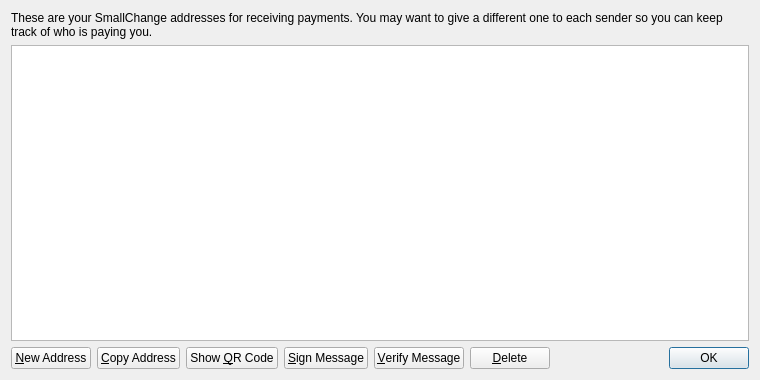
Old version of the form src/qt/forms/addressbookpage.ui in the repository gbepound/gbepound.
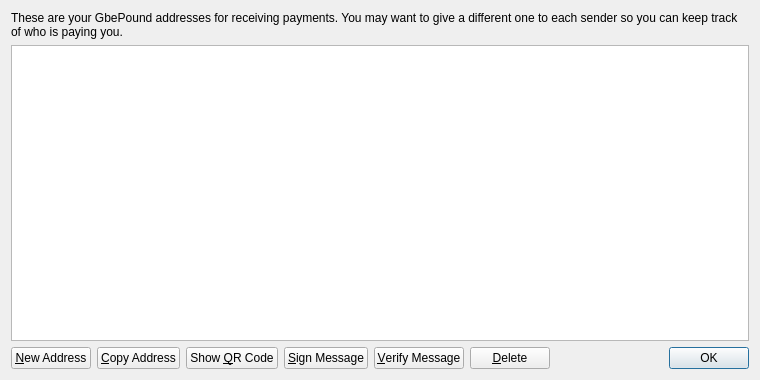
New version of the form. Icons and pictures are not drawn.

What changed in the file:
```diff
--- a/src/qt/forms/addressbookpage.ui
+++ b/src/qt/forms/addressbookpage.ui
@@ -17,7 +17,7 @@
    <item>
     <widget class="QLabel" name="labelExplanation">
      <property name="text">
-      <string>These are your SmallChange addresses for receiving payments. You may want to give a different one to each sender so you can keep track of who is paying you.</string>
+      <string>These are your GbePound addresses for receiving payments. You may want to give a different one to each sender so you can keep track of who is paying you.</string>
      </property>
      <property name="textFormat">
       <enum>Qt::PlainText</enum>
```
